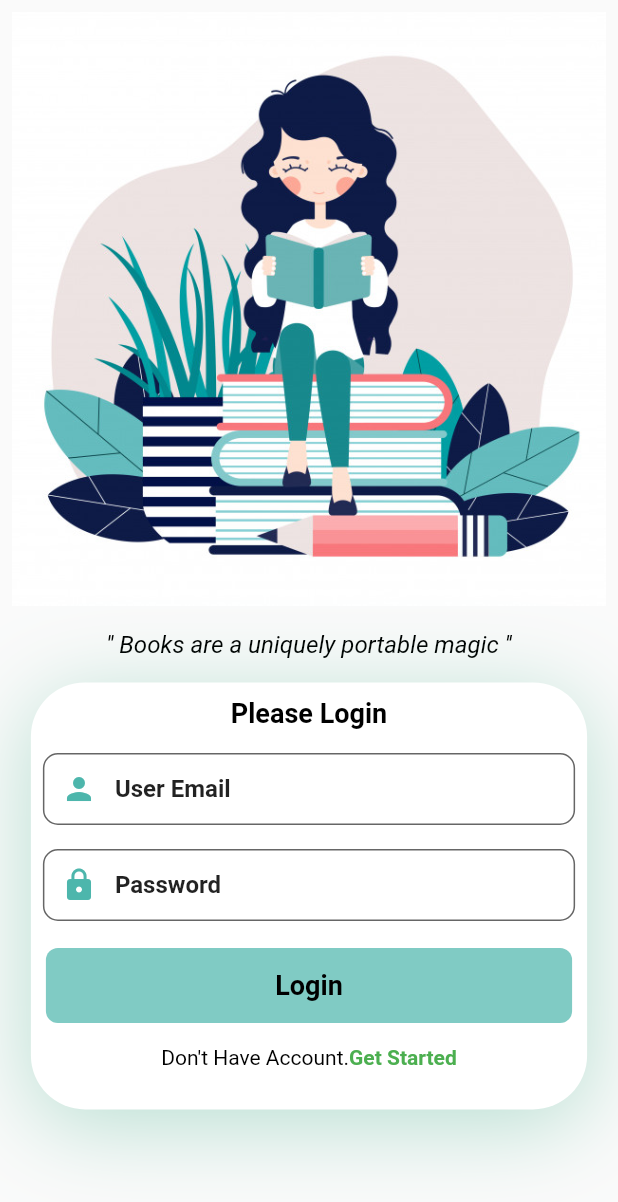
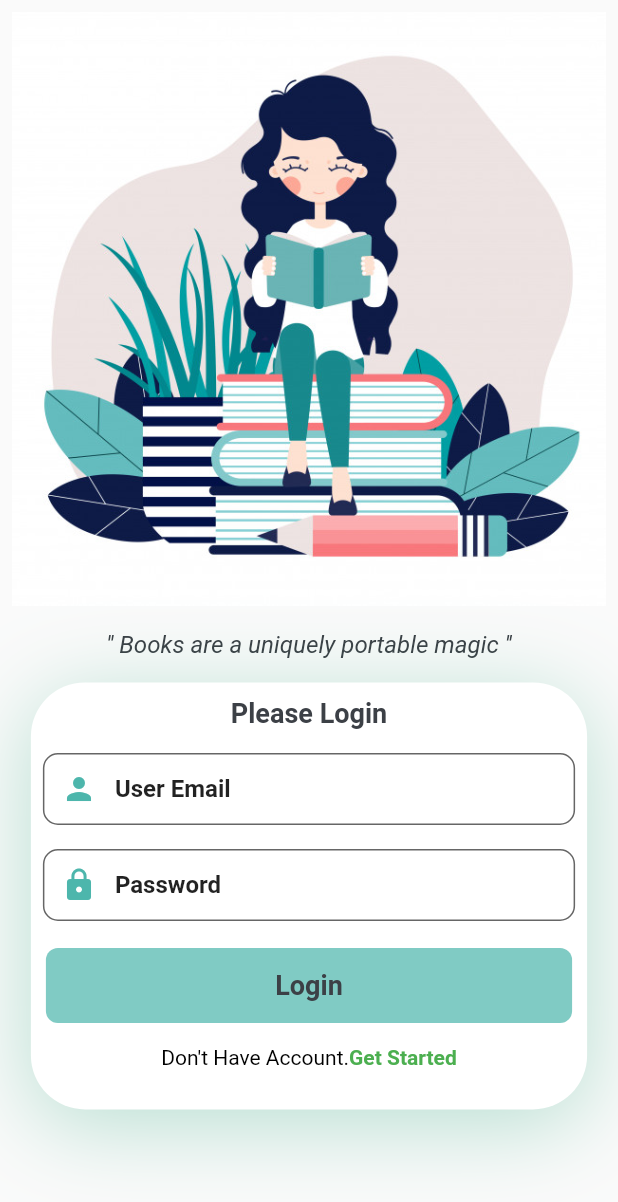
Before and after one commit to Prabesh789/Share-Book, a Flutter app: the screen it shows after launch, on a phone screen of 412 x 824 dp. Shown: the top 1202 px of the screen. Run offline on Flutter 3.47's test engine with Material 2 defaults, Android fonts, the phone set to English and light mode, and no system bars; our stand-ins replace bloc, cached_network_image, cloud_firestore, equatable, firebase_auth, firebase_core and 7 more; accounts and stored records are empty.

Commit message:
appText seprated from UI

```diff
--- a/lib/global/componenets/const.dart
+++ b/lib/global/app_colors.dart
@@ -1,9 +1,8 @@
 import 'package:flutter/material.dart';
 
-//Colors we are going to use in our app
-
+// Colors that we use in our app
 const kPrimaryColor = Color(0xFF0C9869);
-const kTextColor = Color(0xFF000000);
+const kTextColor = Color(0xFF3C4046);
 const kBackgroundColor = Color(0xFFF9F8FD);
 
 const double kDefaultPadding = 20.0;
--- /dev/null
+++ b/lib/global/app_strings.dart
@@ -0,0 +1,6 @@
+class AppTexts {
+  static const String bookQuotes = "'' Books are a uniquely portable magic ''";
+  static const String pleaseLogin = "Please Login";
+  static const String avaiablebooks = 'Avaiable Books';
+  static const String uploadBookStatus = 'Upload book Status';
+}
--- a/lib/main.dart
+++ b/lib/main.dart
@@ -1,7 +1,8 @@
 import 'package:flutter/material.dart';
 import 'package:flutter_bloc/flutter_bloc.dart';
 import 'package:sharebook/blocs/auth/auth_bloc.dart';
-import 'package:sharebook/global/componenets/const.dart';
+import 'package:sharebook/global/app_colors.dart';
+
 import 'package:sharebook/screens/login_screen/login_page.dart';
 // import 'package:sharebook/screens/user_main_dashboard/user_main_dashboard.dart';
 import 'package:sharebook/utils/di.dart';
--- a/lib/screens/login_screen/login_page.dart
+++ b/lib/screens/login_screen/login_page.dart
@@ -3,7 +3,8 @@ import 'package:flutter_bloc/flutter_bloc.dart';
 import 'package:fluttertoast/fluttertoast.dart';
 import 'package:sharebook/blocs/auth/auth_bloc.dart';
 import 'package:sharebook/data/model/user_model.dart';
-import 'package:sharebook/global/componenets/const.dart';
+import 'package:sharebook/global/app_colors.dart';
+import 'package:sharebook/global/app_strings.dart';
 import 'package:sharebook/screens/main_dashboard/main_dashboard.dart';
 import 'package:sharebook/screens/register/register_page.dart';
 import 'package:sharebook/utils/di.dart';
@@ -75,7 +76,7 @@ class _LoginPageState extends State<LoginPage> {
                     Padding(
                       padding: const EdgeInsets.all(8.0),
                       child: Text(
-                        "'' Books are a uniquely portable magic ''",
+                        AppTexts.bookQuotes,
                         style: TextStyle(
                           fontSize: 16,
                           fontStyle: FontStyle.italic,
@@ -104,7 +105,7 @@ class _LoginPageState extends State<LoginPage> {
                           children: <Widget>[
                             SizedBox(height: 10),
                             Text(
-                              "Please Login",
+                              AppTexts.pleaseLogin,
                               style: TextStyle(
                                 fontSize: 18,
                                 color: kTextColor,
--- a/lib/screens/main_dashboard/custom_container.dart
+++ b/lib/screens/main_dashboard/custom_container.dart
@@ -1,7 +1,8 @@
 import 'package:cached_network_image/cached_network_image.dart';
 import 'package:cloud_firestore/cloud_firestore.dart';
 import 'package:flutter/material.dart';
-import 'package:sharebook/global/componenets/const.dart';
+import 'package:sharebook/global/app_colors.dart';
+
 import 'package:sharebook/screens/main_dashboard/on_tapped_book_description.dart';
 
 class CustomContainer extends StatefulWidget {
--- a/lib/screens/main_dashboard/main_dashboard.dart
+++ b/lib/screens/main_dashboard/main_dashboard.dart
@@ -1,5 +1,5 @@
 import 'package:flutter/material.dart';
-import 'package:pull_to_refresh/pull_to_refresh.dart';
+import 'package:sharebook/global/app_strings.dart';
 import 'package:sharebook/screens/main_dashboard/custom_container.dart';
 import 'package:sharebook/screens/main_dashboard/my_widget.dart';
 import 'package:sharebook/screens/main_dashboard/nav_bar.dart';
@@ -48,7 +48,7 @@ class _MainDashboardState extends State<MainDashboard> {
         backgroundColor: Colors.white,
         centerTitle: true,
         title: Text(
-          'Avaiable Books',
+          AppTexts.avaiablebooks,
           style: TextStyle(color: Colors.black),
         ),
         actions: [
--- a/lib/screens/main_dashboard/on_tapped_book_description.dart
+++ b/lib/screens/main_dashboard/on_tapped_book_description.dart
@@ -1,7 +1,7 @@
 import 'package:cached_network_image/cached_network_image.dart';
 import 'package:cloud_firestore/cloud_firestore.dart';
 import 'package:flutter/material.dart';
-import 'package:sharebook/global/componenets/const.dart';
+import 'package:sharebook/global/app_colors.dart';
 
 class OnTappedBookDescription extends StatefulWidget {
   final String docId;
--- a/lib/screens/register/register_page.dart
+++ b/lib/screens/register/register_page.dart
@@ -6,7 +6,7 @@ import 'package:fluttertoast/fluttertoast.dart';
 import 'package:image_picker/image_picker.dart';
 import 'package:sharebook/blocs/register/register_bloc.dart';
 import 'package:sharebook/data/model/user_model.dart';
-import 'package:sharebook/global/componenets/const.dart';
+import 'package:sharebook/global/app_colors.dart';
 import 'package:sharebook/utils/di.dart';
 import 'package:validators/validators.dart' as validator;
 
--- a/lib/screens/upload_books/upload_books.dart
+++ b/lib/screens/upload_books/upload_books.dart
@@ -6,8 +6,10 @@ import 'package:fluttertoast/fluttertoast.dart';
 import 'package:image_picker/image_picker.dart';
 import 'package:sharebook/blocs/upload_book/upload_book_bloc.dart';
 import 'package:sharebook/data/model/upload_book_model.dart';
-import 'package:sharebook/global/componenets/const.dart';
+import 'package:sharebook/global/app_colors.dart';
+
 import 'package:intl/intl.dart';
+import 'package:sharebook/global/app_strings.dart';
 import 'package:sharebook/utils/di.dart';
 
 class UploadBook extends StatefulWidget {
@@ -118,7 +120,7 @@ class _UploadBookState extends State<UploadBook> {
                 centerTitle: true,
                 backgroundColor: Colors.white,
                 title: Text(
-                  'Upload book Status',
+                  AppTexts.uploadBookStatus,
                   style: TextStyle(color: Colors.black),
                 ),
               ),
--- a/lib/screens/user_homepage/user_home_page.dart
+++ b/lib/screens/user_homepage/user_home_page.dart
@@ -1,7 +1,8 @@
 import 'package:cached_network_image/cached_network_image.dart';
 import 'package:cloud_firestore/cloud_firestore.dart';
 import 'package:flutter/material.dart';
-import 'package:sharebook/global/componenets/const.dart';
+import 'package:sharebook/global/app_colors.dart';
+
 import 'package:sharebook/screens/main_dashboard/on_tapped_book_description.dart';
 
 class UserHomePage extends StatefulWidget {
--- a/lib/screens/user_profile/user_profile.dart
+++ b/lib/screens/user_profile/user_profile.dart
@@ -2,7 +2,7 @@ import 'package:cached_network_image/cached_network_image.dart';
 import 'package:cloud_firestore/cloud_firestore.dart';
 import 'package:firebase_auth/firebase_auth.dart';
 import 'package:flutter/material.dart';
-import 'package:sharebook/global/componenets/const.dart';
+import 'package:sharebook/global/app_colors.dart';
 
 class UserProfile extends StatefulWidget {
   @override
```
Also changed, not shown: 2 other files.
